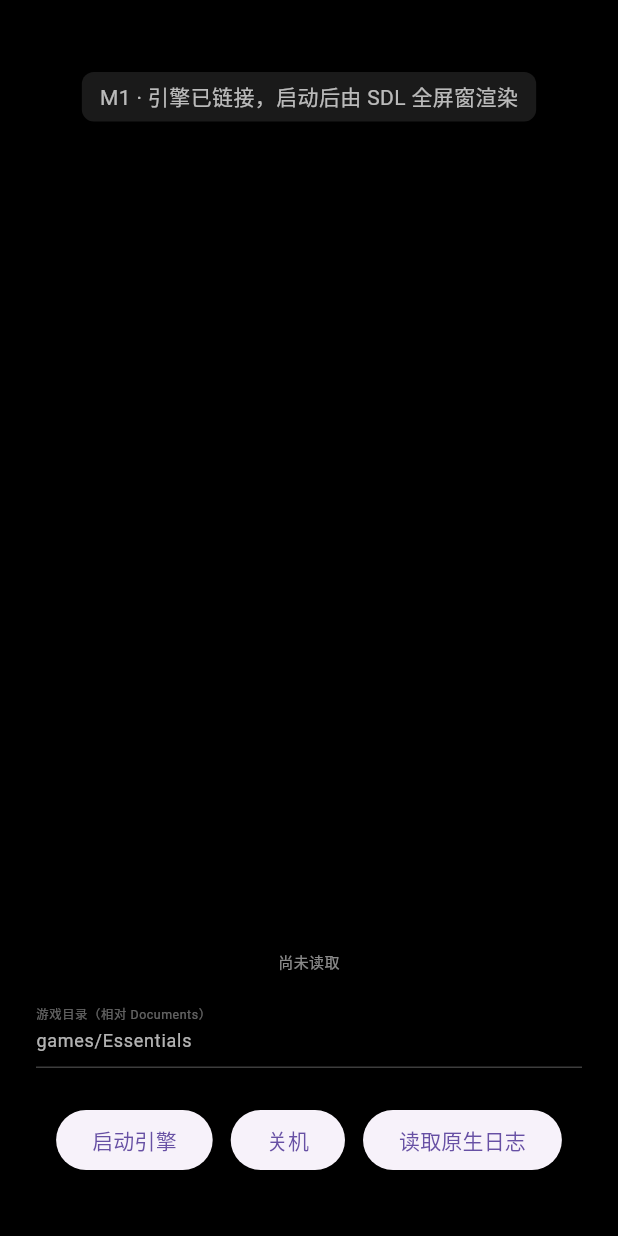
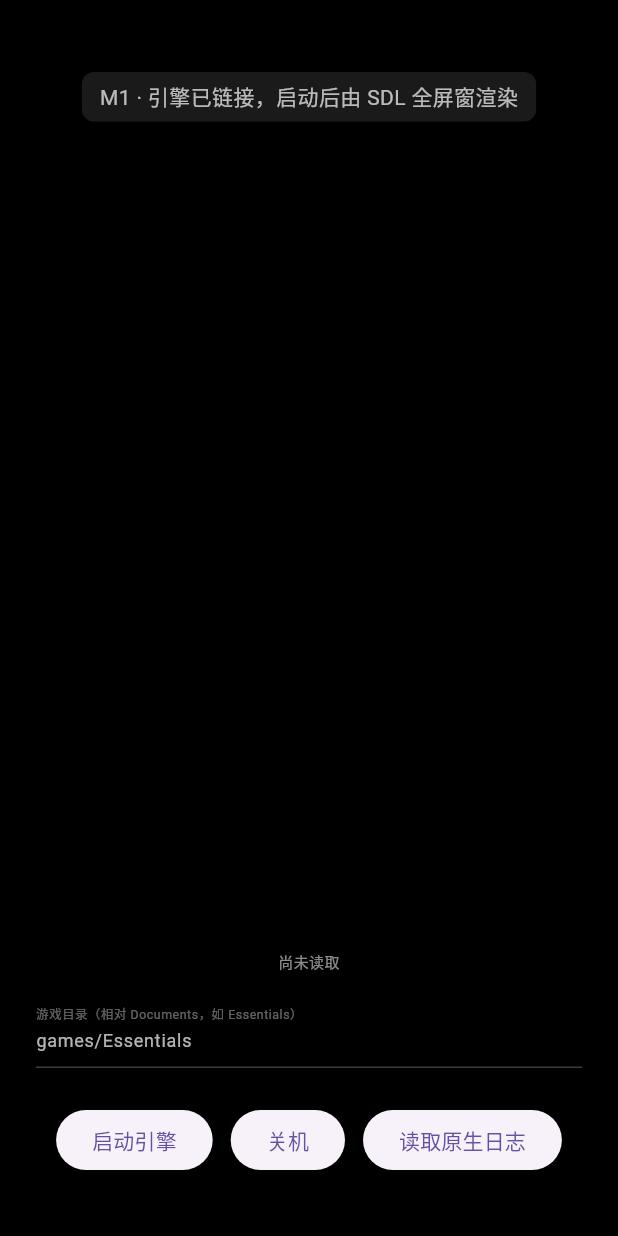
Before and after one commit to vikangliang/rpgxp-ios, a Flutter app: the screen it shows after launch, on a phone screen of 412 x 824 dp. Run offline on Flutter 3.47's test engine with Material 3 defaults, Android fonts, the phone set to English and light mode, and no system bars.

Commit message:
feat(app): 开 UIFileSharingEnabled——M2 导入前用 iTunes/iMazing 拖游戏进沙盒
没有导入功能也没有文件共享时，游戏数据进不了 Documents/，mkxp_run
只会返回 -3，引擎无从验证。CI 在 flutter create 后 patch Info.plist：
UIFileSharingEnabled（iTunes 文件共享/iMazing 可见 Documents）+
UISupportsDocumentBrowser（「文件」App 可直接浏览）。输入框提示改为
相对 Documents 的文件夹名（如 Essentials）。

```diff
--- a/lib/main.dart
+++ b/lib/main.dart
@@ -71,7 +71,7 @@ class _GameScreenState extends State<GameScreen> {
                 controller: _gamePathController,
                 style: const TextStyle(color: Colors.white70, fontSize: 12),
                 decoration: const InputDecoration(
-                  labelText: '游戏目录（相对 Documents）',
+                  labelText: '游戏目录（相对 Documents，如 Essentials）',
                   labelStyle: TextStyle(color: Colors.white38, fontSize: 11),
                   enabledBorder: UnderlineInputBorder(
                       borderSide: BorderSide(color: Colors.white24)),
```
Also changed, not shown: 1 other file.
